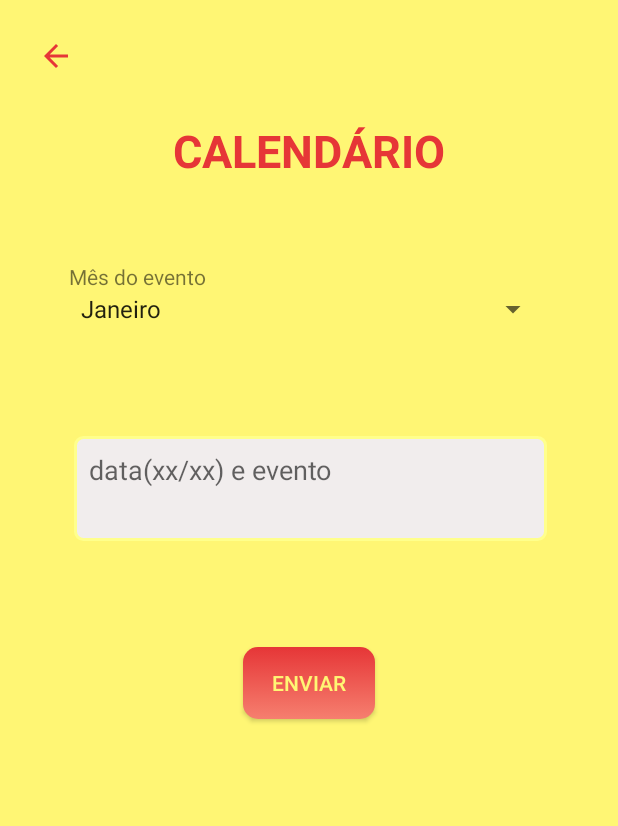
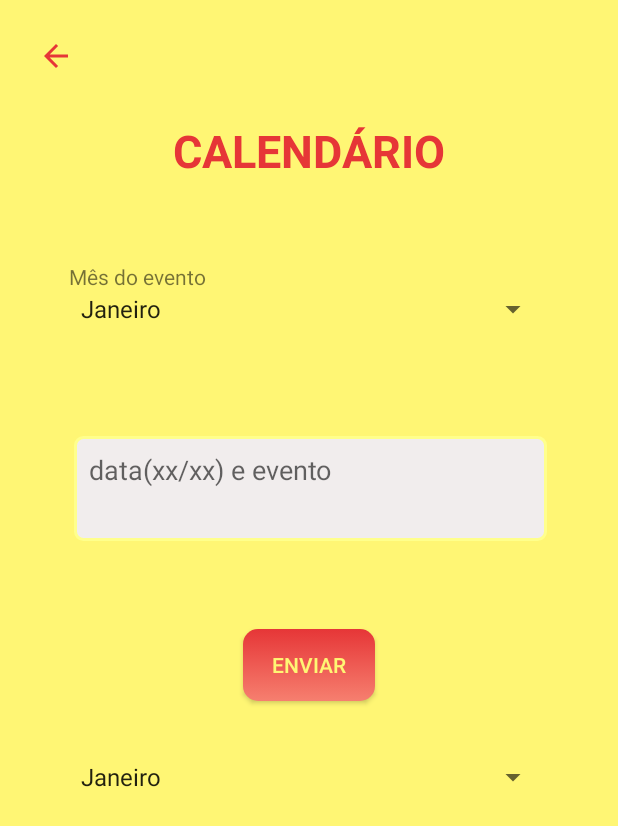
Before and after one commit to CristianeMaragno/PD2-DiretoriaApp, an Android app: the CalendarioActivity screen opened directly, with no data from a screen before it, on a phone screen of 412 x 824 dp. Shown: the top 826 px of the screen. Run offline under Robolectric (Android 15) with nearby library versions, the phone set to English and light mode, and no system bars; our stand-ins replace Firebase (no records; nobody signed in at launch, a user with empty details on screens opened directly).

Commit message:
Recupera informação do Fireabase e preenche o List View, de acordo com mes selecionado no Spinner

```diff
--- a/app/src/main/java/com/cristianerm/pd2diretoria/CalendarioActivity.java
+++ b/app/src/main/java/com/cristianerm/pd2diretoria/CalendarioActivity.java
@@ -5,7 +5,9 @@ import androidx.appcompat.app.AppCompatActivity;
 
 import android.content.Intent;
 import android.os.Bundle;
+import android.util.Log;
 import android.view.View;
+import android.widget.AdapterView;
 import android.widget.ArrayAdapter;
 import android.widget.Button;
 import android.widget.EditText;
@@ -18,12 +20,17 @@ import android.widget.Toast;
 
 import com.google.firebase.auth.FirebaseAuth;
 import com.google.firebase.auth.FirebaseUser;
+import com.google.firebase.database.DataSnapshot;
+import com.google.firebase.database.DatabaseError;
 import com.google.firebase.database.DatabaseReference;
 import com.google.firebase.database.FirebaseDatabase;
+import com.google.firebase.database.ValueEventListener;
 
 import java.text.DateFormat;
 import java.text.SimpleDateFormat;
+import java.util.ArrayList;
 import java.util.Calendar;
+import java.util.Collections;
 
 public class CalendarioActivity extends AppCompatActivity {
 
@@ -32,6 +39,7 @@ public class CalendarioActivity extends AppCompatActivity {
     EditText texto;
     Button enviar;
     ListView listView;
+    Spinner mes2;
     TextView error_mensagem;
 
     private static final String TAG = "Calendario Activity";
@@ -40,6 +48,7 @@ public class CalendarioActivity extends AppCompatActivity {
     private FirebaseAuth mAuth;
     private FirebaseAuth.AuthStateListener mAuthListener;
     private DatabaseReference myRef;
+    private DatabaseReference myRef2;
 
     @Override
     protected void onCreate(Bundle savedInstanceState) {
@@ -50,6 +59,7 @@ public class CalendarioActivity extends AppCompatActivity {
         mes = (Spinner) findViewById(R.id.spinner_Calendario_mes);
         texto = (EditText) findViewById(R.id.editTextCalendario);
         enviar = (Button) findViewById(R.id.button_calendario);
+        mes2 = (Spinner) findViewById(R.id.spinner_Calendario_mes2);
         listView = (ListView) findViewById(R.id.listCalendar);
         error_mensagem = (TextView) findViewById(R.id.textErrorCalendario);
 
@@ -78,12 +88,20 @@ public class CalendarioActivity extends AppCompatActivity {
             }
         });
 
-        ///// Spinner adapter
+        ///// Spinner mes do evento adapter
         ArrayAdapter<CharSequence> adapter_mes = ArrayAdapter.createFromResource(this,
                 R.array.meses, android.R.layout.simple_spinner_item);
         adapter_mes.setDropDownViewResource(android.R.layout.simple_spinner_dropdown_item);
 
         mes.setAdapter(adapter_mes);
+        ////////
+
+        ///// Spinner mes de vizulização adapter
+        ArrayAdapter<CharSequence> adapter_mes_2 = ArrayAdapter.createFromResource(this,
+                R.array.meses, android.R.layout.simple_spinner_item);
+        adapter_mes_2.setDropDownViewResource(android.R.layout.simple_spinner_dropdown_item);
+
+        mes2.setAdapter(adapter_mes_2);
         ////////
 
         enviar.setOnClickListener(new View.OnClickListener() {
@@ -105,6 +123,20 @@ public class CalendarioActivity extends AppCompatActivity {
                 }
             }
         });
+
+        mes2.setOnItemSelectedListener(new AdapterView.OnItemSelectedListener() {
+            @Override
+            public void onItemSelected(AdapterView<?> parentView, View selectedItemView, int position, long id) {
+                Recuperar_eventos();
+            }
+
+            @Override
+            public void onNothingSelected(AdapterView<?> parentView) {
+                // your code here
+            }
+
+        });
+
     }
 
     private void Upload_evento(String evento, String ano, String mes_selecionado){
@@ -115,4 +147,45 @@ public class CalendarioActivity extends AppCompatActivity {
 
         Toast.makeText(CalendarioActivity.this, "Upload de evento concluído", Toast.LENGTH_SHORT).show();
     }
+
+    private void Recuperar_eventos(){
+        Calendar now = Calendar.getInstance();
+        int year = now.get(Calendar.YEAR);
+        String ano = String.valueOf(year);
+
+        String mes_selecionado = mes2.getItemAtPosition(mes2.getSelectedItemPosition()).toString();
+
+        String ref = mes_selecionado + "_" + ano;
+
+        myRef2 = mFirebaseDatase.getReference().child("calendario_pedagogico").child(ref);
+
+        myRef2.addValueEventListener(new ValueEventListener() {
+
+            ArrayList<String> array  = new ArrayList<>();
+            ArrayAdapter<String> adapter = new ArrayAdapter<String>(CalendarioActivity.this, android.R.layout.simple_list_item_1, array);
+
+            @Override
+            public void onDataChange(DataSnapshot dataSnapshot) {
+                array.clear();
+                adapter.notifyDataSetChanged();
+
+                for (DataSnapshot ds : dataSnapshot.getChildren()) {
+                    CalendarioInformation cInfo = new CalendarioInformation();
+                    cInfo.setEvento(ds.getValue(CalendarioInformation.class).getEvento());
+
+                    Log.d(TAG, "showData: Evento: " + cInfo.getEvento());
+
+                    array.add(cInfo.getEvento());
+                }
+
+                Collections.reverse(array);
+                listView.setAdapter(adapter);
+            }
+
+            @Override
+            public void onCancelled(DatabaseError databaseError) {
+
+            }
+        });
+    }
 }
--- a/app/src/main/java/com/cristianerm/pd2diretoria/OuvidoriaActivity.java
+++ b/app/src/main/java/com/cristianerm/pd2diretoria/OuvidoriaActivity.java
@@ -72,7 +72,7 @@ public class OuvidoriaActivity extends AppCompatActivity {
             }
         });
 
-        myRef.limitToLast(15).addValueEventListener(new ValueEventListener() {
+        myRef.addValueEventListener(new ValueEventListener() {
 
             ArrayList<String> array  = new ArrayList<>();
             ArrayAdapter<String> adapter = new ArrayAdapter<String>(OuvidoriaActivity.this, android.R.layout.simple_list_item_1, array);
--- a/app/src/main/res/layout/activity_calendario.xml
+++ b/app/src/main/res/layout/activity_calendario.xml
@@ -50,6 +50,14 @@
         app:layout_constraintStart_toStartOf="parent"
         app:layout_constraintTop_toBottomOf="@+id/textView22" />
 
+    <Spinner
+        android:id="@+id/spinner_Calendario_mes2"
+        android:layout_width="@dimen/width_spinner"
+        android:layout_height="wrap_content"
+        app:layout_constraintBottom_toTopOf="@+id/listCalendar"
+        app:layout_constraintEnd_toEndOf="parent"
+        app:layout_constraintStart_toStartOf="parent" />
+
     <EditText
         android:id="@+id/editTextCalendario"
         android:layout_width="@dimen/width_big_edittext"
@@ -77,7 +85,7 @@
         android:background="@drawable/button_style"
         android:text="Enviar"
         android:textColor="@color/Amarelo"
-        app:layout_constraintBottom_toTopOf="@+id/listCalendar"
+        app:layout_constraintBottom_toTopOf="@+id/spinner_Calendario_mes2"
         app:layout_constraintEnd_toEndOf="parent"
         app:layout_constraintStart_toStartOf="parent"
         app:layout_constraintTop_toBottomOf="@+id/textErrorCalendario" />
```
Also changed, not shown: app/src/main/java/com/cristianerm/pd2diretoria/CalendarioInformation.java (added, +18 -0 lines).
